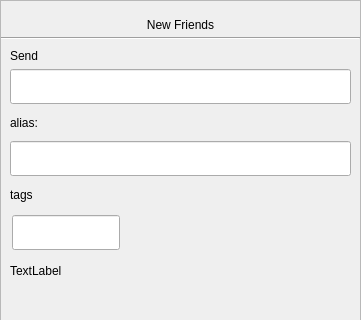
The window that chatApp/applyfriend.ui (MagicS0ng/ChatApp) describes before a commit, drawn with Qt 5; both pictures show x 0 to 361 and y 0 to 320 of the 361 by 621 pixel window.
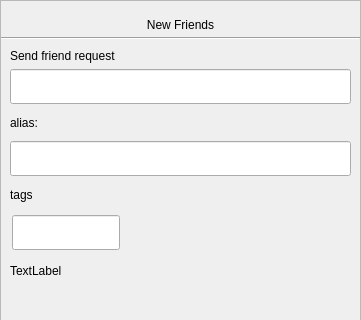
The same window after the commit. Custom widgets are drawn as their Qt base class.

```diff
--- a/chatApp/applyfriend.ui
+++ b/chatApp/applyfriend.ui
@@ -112,7 +112,7 @@
              </size>
             </property>
             <property name="text">
-             <string>Send </string>
+             <string>Send friend request</string>
             </property>
            </widget>
           </item>
```
Left out of the diff: 2 changed lines with no effect on the pictures.
